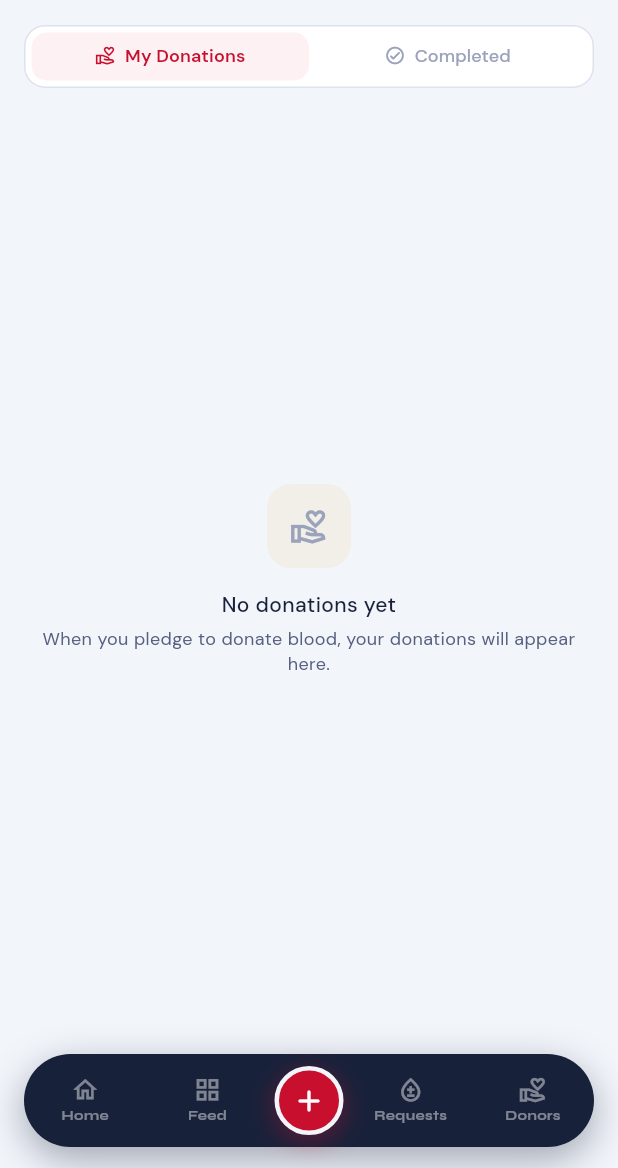
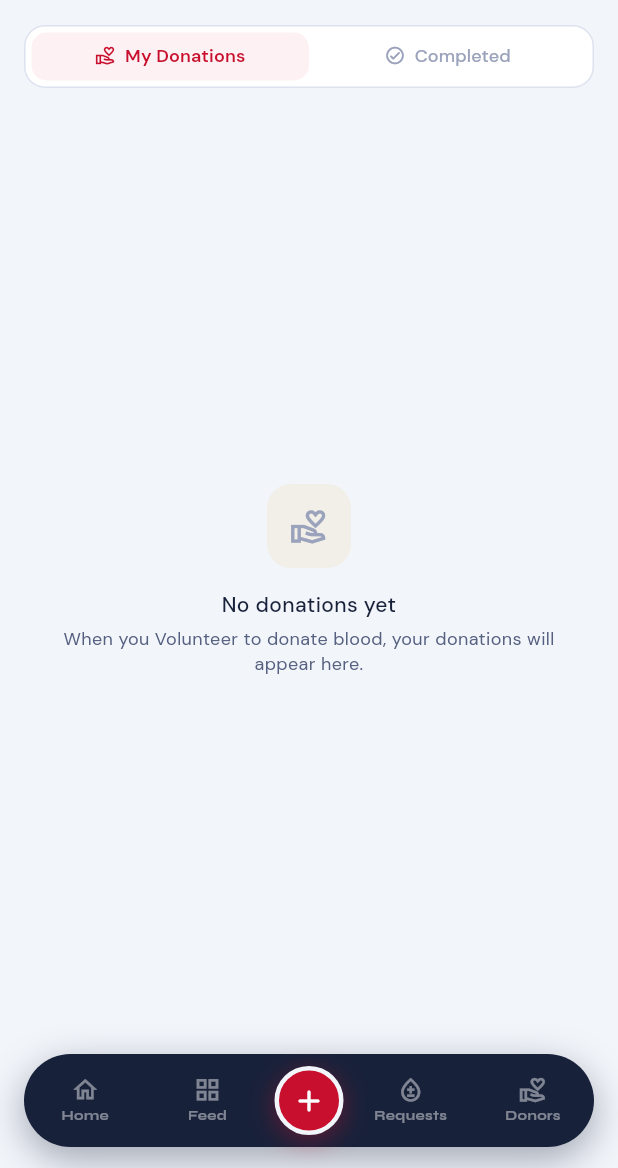
Before and after one commit to parthiban1213/bloodconnect_mobile, a Flutter app: the HistoryScreen screen opened by its route, on a phone screen of 412 x 824 dp, the part 68-1236 px from its top. Run offline on Flutter 3.47's test engine with Material 3 defaults, Android fonts, the phone set to English and light mode, and no system bars; our stand-ins replace dio, file_picker, firebase_core, firebase_messaging, firebase_remote_config, flutter_local_notifications and 13 more; accounts and stored records are empty; network calls fail.

Commit message:
text changes

```diff
--- a/lib/utils/app_config.dart
+++ b/lib/utils/app_config.dart
@@ -175,10 +175,10 @@ class AppConfig {
   static const String detailRequiredBy      = 'Required by: ';
   static const String detailAlreadyDonated  = 'Already Donated';
   static const String detailScheduledPending = 'Scheduled — awaiting approval';
-  static const String detailCancelPledgeBtn          = 'Cancel Pledge';
-  static const String detailCancelPledgeConfirmTitle = 'Cancel your pledge?';
+  static const String detailCancelPledgeBtn          = 'Cancel Volunteer';
+  static const String detailCancelPledgeConfirmTitle = 'Cancel your Volunteer?';
   static const String detailCancelPledgeConfirmBody  =
-      'Are you sure you want to withdraw your pledge for this request?';
+      'Are you sure you want to withdraw your Volunteer for this request?';
 
   // ── Directory screen ─────────────────────────────────────────
   static const String directoryTitle       = 'Directory';
@@ -211,7 +211,7 @@ class AppConfig {
   static const String historyCompleted            = 'Completed';
   static const String historyNoDonations          = 'No donations yet';
   static const String historyNoDonationsSubtitle  =
-      'When you pledge to donate blood, your donations will appear here.';
+      'When you Volunteer to donate blood, your donations will appear here.';
   static const String historyNoCompleted          = 'No completed requests';
   static const String historyNoCompletedSubtitle  =
       'Your fulfilled and cancelled blood requests will appear here.';
@@ -410,15 +410,15 @@ class AppConfig {
   static const String myReqCancelAction    = 'Cancel';
 
   // ── Pledge schedule modal ────────────────────────────────────
-  static const String pledgeModalTitle         = 'Confirm Pledge';
+  static const String pledgeModalTitle         = 'Confirm Volunteer';
   static const String pledgeModalSubtitle      = 'Choose when you plan to donate';
-  static const String pledgeModalOptionalNote  = 'Scheduling is optional — you can pledge now and coordinate with the hospital directly.';
+  static const String pledgeModalOptionalNote  = 'Scheduling is optional — you can Volunteer now and coordinate with the hospital directly.';
   static const String pledgeModalScheduleLabel = 'SCHEDULE (OPTIONAL)';
   static const String pledgeModalDateLabel   = 'Donation Date';
   static const String pledgeModalTimeLabel   = 'Preferred Time';
   static const String pledgeModalDateHint    = 'Pick date';
   static const String pledgeModalTimeHint    = 'Pick time';
-  static const String pledgeModalConfirmBtn  = 'Pledge to Donate';
+  static const String pledgeModalConfirmBtn  = 'Volunteer to Donate';
   static const String pledgeModalCancelBtn   = 'Cancel';
   static const String pledgeModalDateError   = 'Please select a donation date.';
   static const String pledgeModalTimeError   = 'Please select a preferred time.';
@@ -430,10 +430,10 @@ class AppConfig {
 
   // ── Donor list in status modal ───────────────────────────────
   static const String donorListSectionTitle  = 'DONORS WHO RESPONDED';
-  static const String donorListEmpty         = 'No donors have pledged yet.';
+  static const String donorListEmpty         = 'No donors have Volunteered yet.';
   static const String donorListLoading       = 'Loading donors…';
   static const String donorListError         = 'Could not load donor list.';
-  static const String donorTabPledged        = 'Pledged Donors';
+  static const String donorTabPledged        = 'Volunteered Donors';
   static const String donorScheduledPrefix   = 'Scheduled: ';
   static const String donorNoSchedule        = 'No date scheduled';
   static const String donorMarkCompleted     = 'Mark Completed';
@@ -507,8 +507,8 @@ class AppConfig {
   static const String homeUrgentSectionTitle = 'Urgent near you';
   static const String homeUrgentSeeAll      = 'See all →';
   static const String homeUrgentEmpty       = 'No urgent requests near you within 25 kms';
-  static const String homePendingAlertSingle = 'pending pledge on your requests — tap to review';
-  static const String homePendingAlertPlural = 'pending pledges on your requests — tap to review';
+  static const String homePendingAlertSingle = 'pending Volunteer on your requests — tap to review';
+  static const String homePendingAlertPlural = 'pending Volunteers on your requests — tap to review';
 
   // ── App Update dialog ────────────────────────────────────────
   static const String updateOptionalTitle       = 'Update Available';
@@ -562,7 +562,7 @@ class AppConfig {
 
   // my_requests_screen
   static const String myReqOpenChip        = 'Open';
-  static const String myReqPledgedDonors   = 'Pledged Donors';
+  static const String myReqPledgedDonors   = 'Volunteer Donors';
 
   // pledged_donors_modal
   static const String pledgedUndoLabel          = 'Undo';
@@ -581,8 +581,8 @@ class AppConfig {
   static const String feedViewMap           = 'Map';
 
   // requirement_detail_screen & requirement_card
-  static const String reqKeepPledge         = 'Keep Pledge';
-  static const String reqCancelPledgeFailed = 'Failed to cancel pledge. Please try again.';
+  static const String reqKeepPledge         = 'Keep Volunteer';
+  static const String reqCancelPledgeFailed = 'Failed to cancel Volunteer. Please try again.';
 
   // history_screen
   static const String historyRequestPrefix  = 'Request: ';
```
